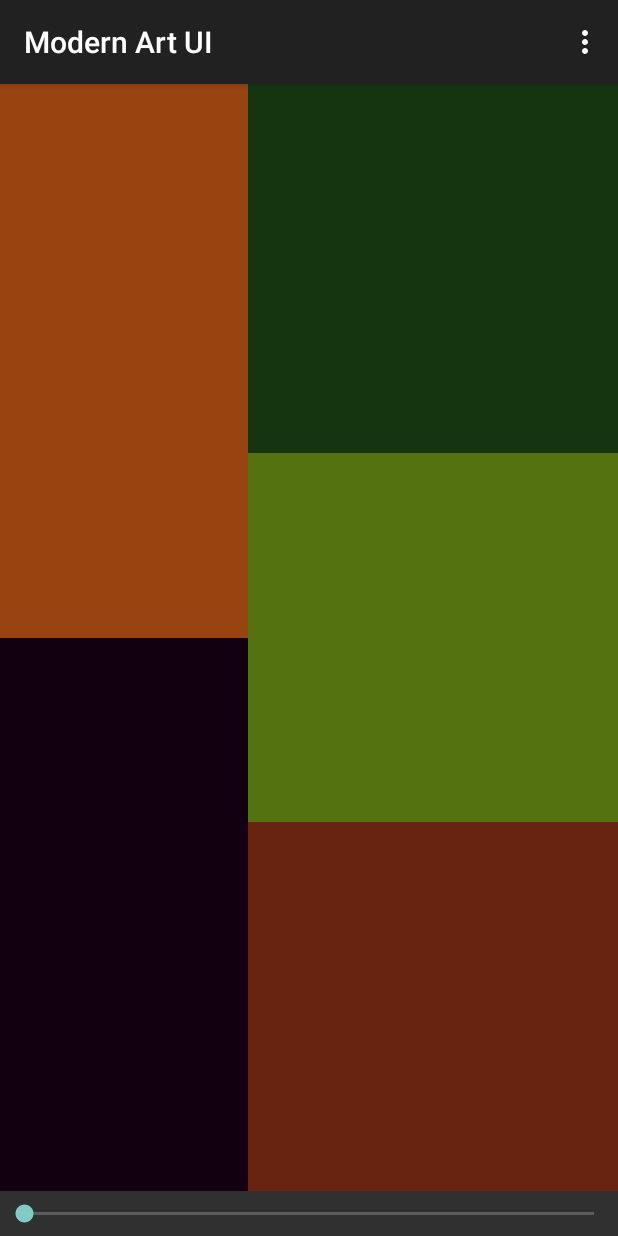
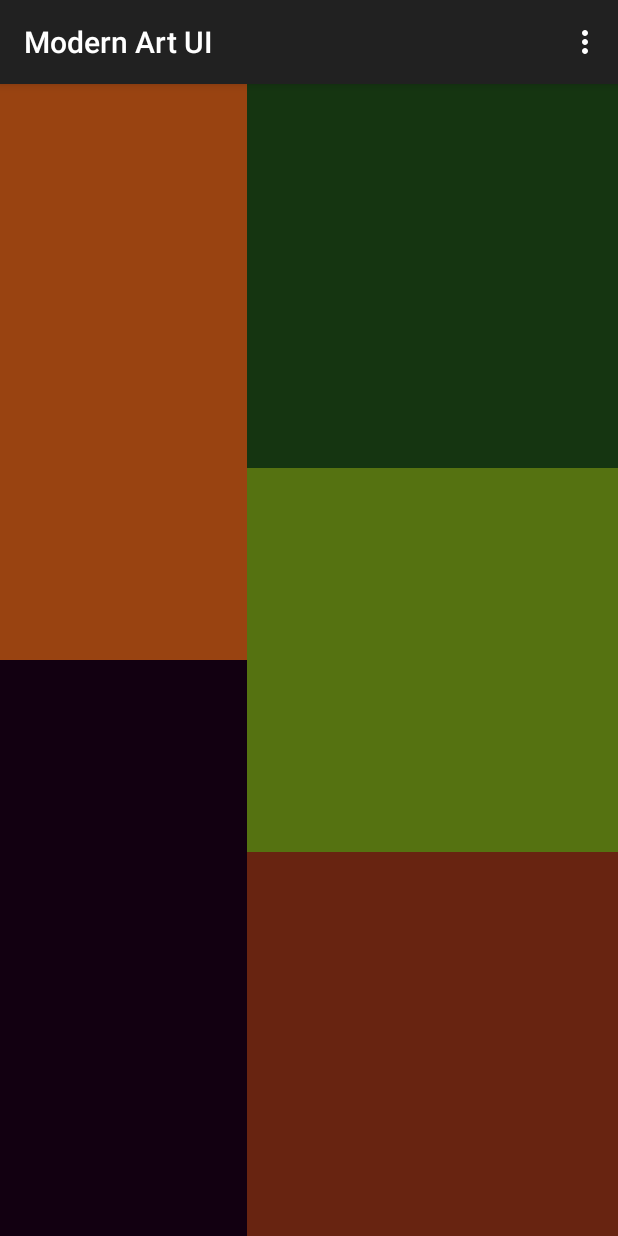
Before and after one commit to tikjuti/process_exercise_android, an Android app: the screen it shows after launch (LinearLayout), on a phone screen of 412 x 824 dp. Run offline under Robolectric (Android 15) with nearby library versions, the phone set to English and light mode, and no system bars.

Commit message:
feat ex1

```diff
--- a/Exercise1/app/src/main/res/layout/bt1_linearlayout.xml
+++ b/Exercise1/app/src/main/res/layout/bt1_linearlayout.xml
@@ -8,31 +8,31 @@
     <LinearLayout
         android:layout_width="match_parent"
         android:layout_height="match_parent"
-        android:layout_weight="1"
+        android:weightSum="5"
         android:orientation="horizontal">
         <LinearLayout
-            android:layout_width="match_parent"
+            android:layout_width="0dp"
             android:layout_height="match_parent"
-            android:layout_weight="3"
+            android:layout_weight="2"
             android:orientation="vertical"
             android:weightSum="2">
             <View
                 android:id="@+id/column_one_one"
                 android:layout_width="match_parent"
-                android:layout_height="match_parent"
+                android:layout_height="0dp"
                 android:layout_weight="1"
                 android:background="#994311"></View>
             <View
                 android:id="@+id/column_one_two"
                 android:layout_width="match_parent"
-                android:layout_height="match_parent"
+                android:layout_height="0dp"
                 android:layout_weight="1"
                 android:background="#120011"></View>
         </LinearLayout>
         <LinearLayout
-            android:layout_width="match_parent"
+            android:layout_width="0dp"
             android:layout_height="match_parent"
-            android:layout_weight="2"
+            android:layout_weight="3"
             android:orientation="vertical"
             android:weightSum="3">
             <View
```
Also changed, not shown: Exercise1/app/src/main/res/layout/bt2_playmusic.xml (deleted, +0 -7 lines).
